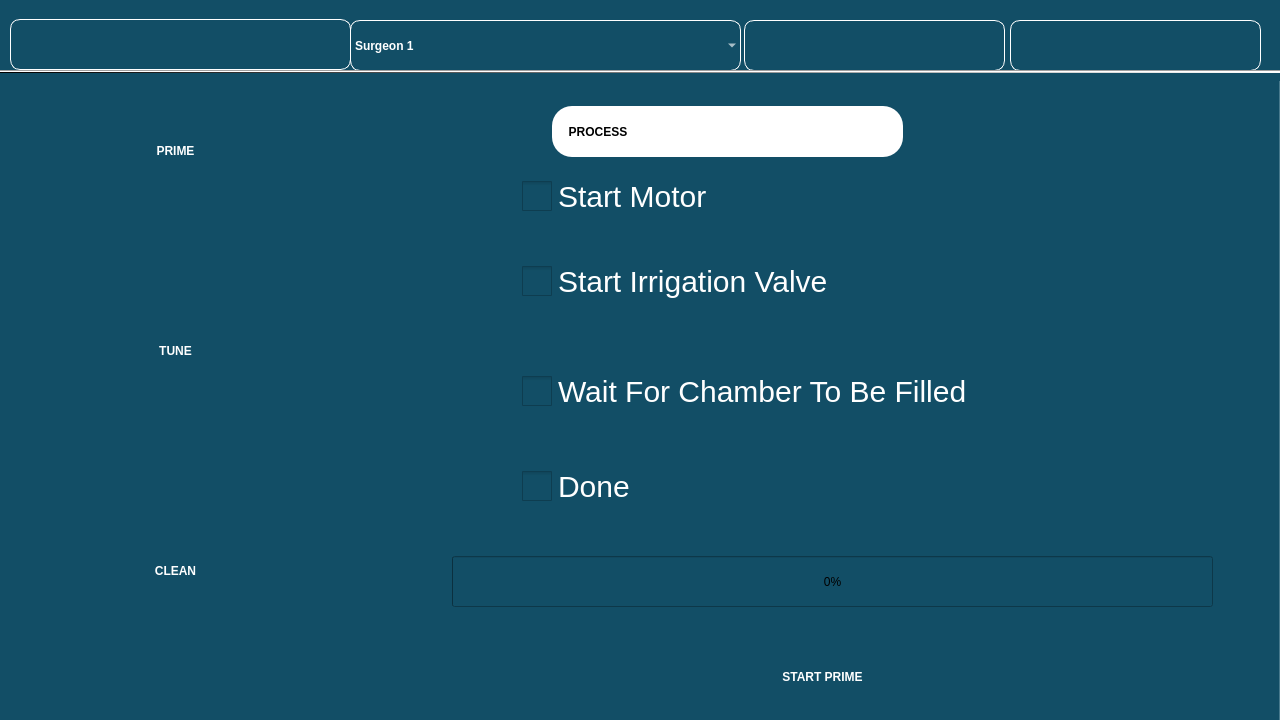
Old version of the form prime.ui in the repository RISWANAAAA/venturiphaco.
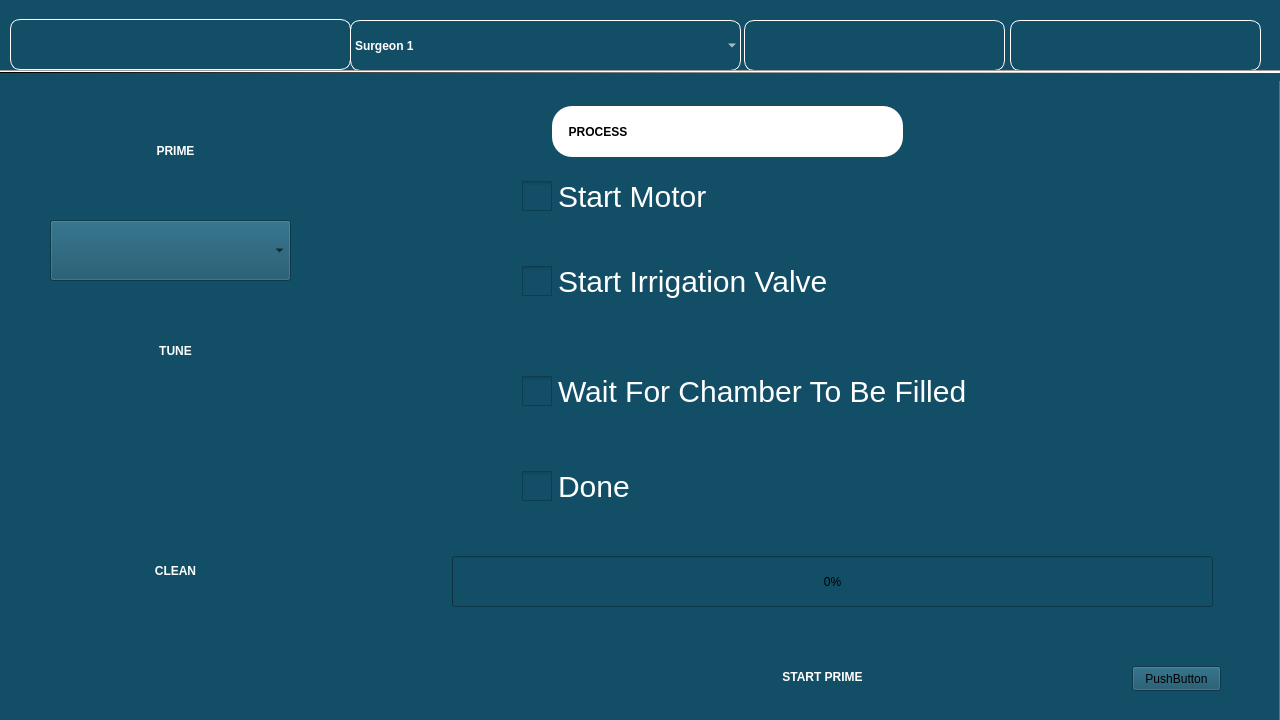
New version of the form. Icons and pictures are not drawn.

```diff
--- a/prime.ui
+++ b/prime.ui
@@ -301,6 +301,19 @@
       <number>0</number>
      </property>
     </widget>
+    <widget class="QPushButton" name="pushButton">
+     <property name="geometry">
+      <rect>
+       <x>720</x>
+       <y>670</y>
+       <width>89</width>
+       <height>25</height>
+      </rect>
+     </property>
+     <property name="text">
+      <string>PushButton</string>
+     </property>
+    </widget>
    </widget>
    <widget class="QWidget" name="tab_8">
     <property name="styleSheet">
@@ -690,6 +703,17 @@
     <enum>Qt::Horizontal</enum>
    </property>
   </widget>
+  <widget class="QComboBox" name="comboBox">
+   <property name="geometry">
+    <rect>
+     <x>50</x>
+     <y>220</y>
+     <width>241</width>
+     <height>61</height>
+    </rect>
+   </property>
+  </widget>
+  <zorder>comboBox</zorder>
   <zorder>prime1_but</zorder>
   <zorder>tabWidget</zorder>
   <zorder>label_2</zorder>
```
